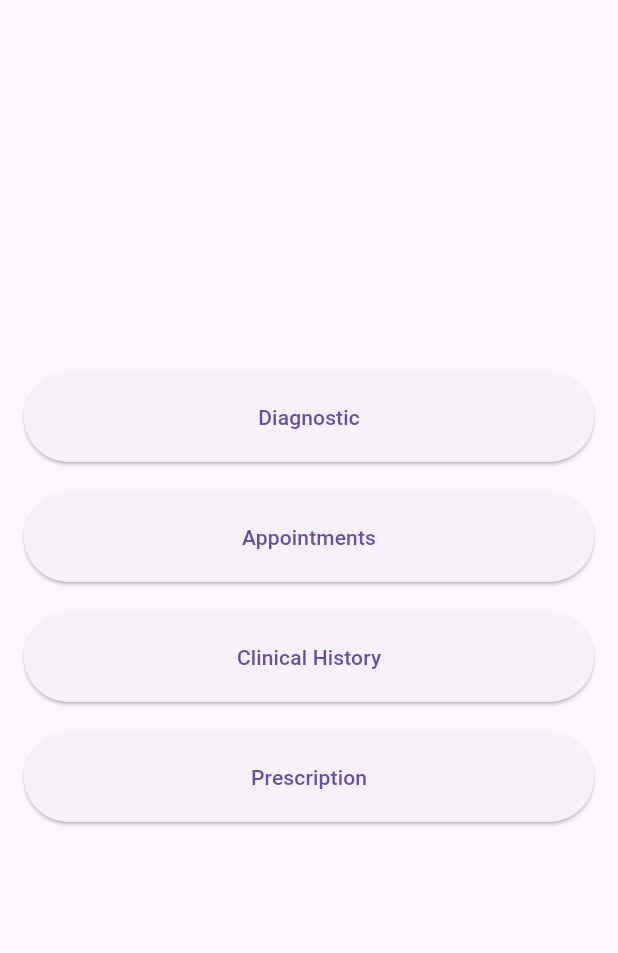
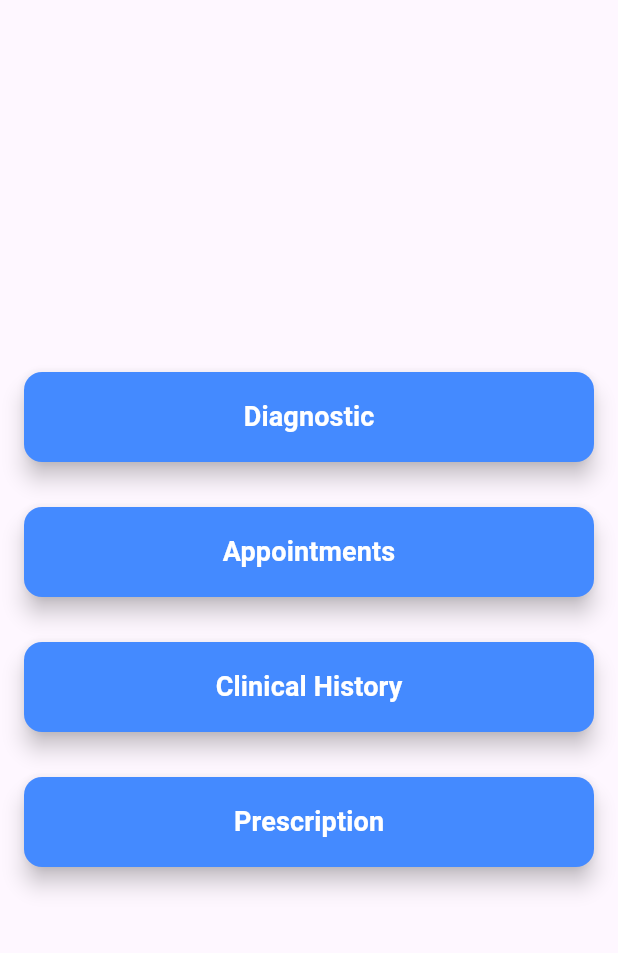
Before and after one commit to MindTrack-WX64/Flutter_App_MindTrack, a Flutter app: the PatientMainPage screen opened directly with empty values, on a phone screen of 412 x 824 dp, the part 63-1016 px from its top. Run offline on Flutter 3.47's test engine with Material 3 defaults, Android fonts, the phone set to English and light mode, and no system bars.

Commit message:
feat: Add buttons design

```diff
--- a/lib/iam/UI/pages/patient_main_page.dart
+++ b/lib/iam/UI/pages/patient_main_page.dart
@@ -26,17 +26,17 @@ class PatientMainPage extends StatelessWidget {
         child: Column(
           mainAxisAlignment: MainAxisAlignment.center,
           children: [
-            ElevatedButton(
+            SizedBox(height: 30),
+            _buildStyledButton(
+              label: 'Diagnostic',
               onPressed: () {
                 // Handle diagnostic button press
               },
-              child: Text('Diagnostic'),
-              style: ElevatedButton.styleFrom(
-                minimumSize: Size(double.infinity, 60),
-              ),
             ),
-            SizedBox(height: 20),
-            ElevatedButton(
+
+            SizedBox(height: 30),
+            _buildStyledButton(
+              label: 'Appointments',
               onPressed: ( ) {
                 Navigator.push(
                   context,
@@ -44,37 +44,53 @@ class PatientMainPage extends StatelessWidget {
                     builder: (context) => SessionView(patientId: patientId, professionalId: 1, token: token),
                   ),
                 );
+              },
+            ),
 
+            SizedBox(height: 30),
+            _buildStyledButton(
+              label: 'Clinical History',
+              onPressed: () {
+                // Handle diagnostic button press
+              },
+            ),
 
+            SizedBox(height: 30),
+            _buildStyledButton(
+              label: 'Prescription',
+              onPressed: () {
+                // Handle diagnostic button press
               },
-              child: Text('Appointments'),
-              style: ElevatedButton.styleFrom(
-                minimumSize: Size(double.infinity, 60),
-              ),
-            ),
-            SizedBox(height: 20),
-            ElevatedButton(
-              onPressed: () {
-                // Handle clinical history button press
-              },
-              child: Text('Clinical History'),
-              style: ElevatedButton.styleFrom(
-                minimumSize: Size(double.infinity, 60),
-              ),
-            ),
-            SizedBox(height: 20),
-            ElevatedButton(
-              onPressed: () {
-                // Handle prescription button press
-              },
-              child: Text('Prescription'),
-              style: ElevatedButton.styleFrom(
-                minimumSize: Size(double.infinity, 60),
-              ),
             ),
           ],
         ),
       ),
     );
   }
+
+  Widget _buildStyledButton({
+    required String label,
+    required VoidCallback onPressed,
+  }) {
+    return ElevatedButton.icon(
+      onPressed: onPressed,
+      label: Text(
+        label,
+        style: TextStyle(
+          fontSize: 18,
+          fontWeight: FontWeight.bold,
+          color: Colors.white,
+        ),
+      ),
+      style: ElevatedButton.styleFrom(
+        backgroundColor: Colors.blueAccent, // Button background color
+        shape: RoundedRectangleBorder(
+          borderRadius: BorderRadius.circular(12), // Rounded corners
+        ),
+        minimumSize: Size(double.infinity, 60), // Full width and height
+        elevation: 6.0, // Shadow to make the button pop
+      ),
+    );
+  }
+
 }
```
